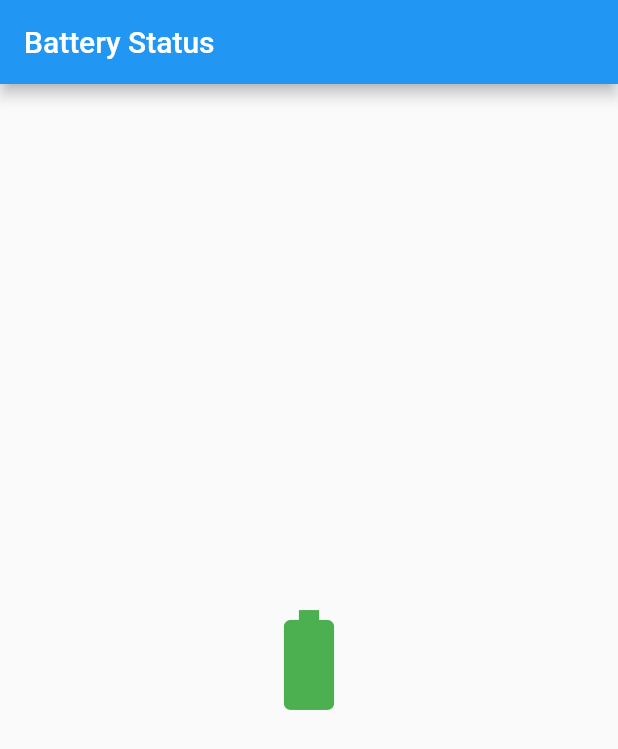
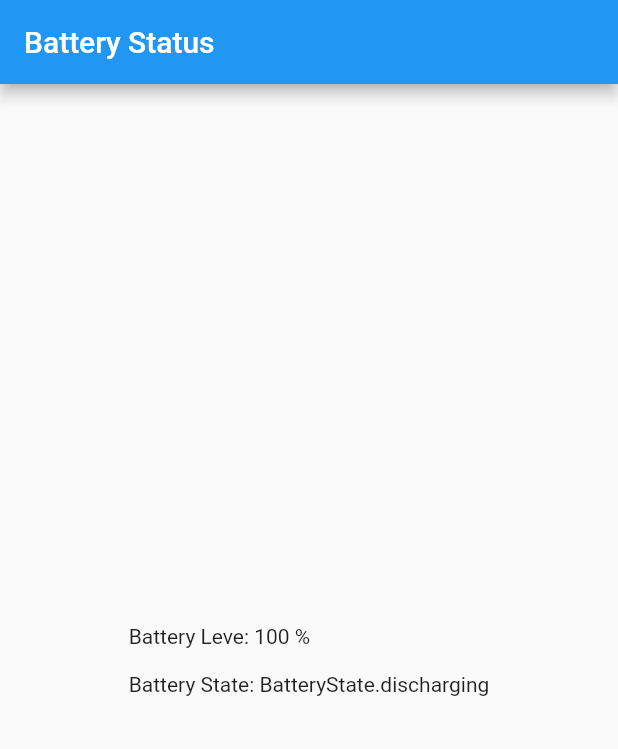
Before and after one commit to mohith7548/Flutter-Sample-Projects, a Flutter app: the screen it shows after launch, on a phone screen of 412 x 824 dp. Shown: the top 749 px of the screen. Run offline on Flutter 3.47's test engine with Material 2 defaults, Android fonts, the phone set to English and light mode, and no system bars; our stand-ins replace battery.

Commit message:
Battery Status completed test

```diff
--- a/battery_status/lib/main.dart
+++ b/battery_status/lib/main.dart
@@ -1,4 +1,5 @@
 import 'package:flutter/material.dart';
+import 'package:battery/battery.dart';
 
 void main() => runApp(MyApp());
 
@@ -21,6 +22,28 @@ class HomePage extends StatefulWidget {
 }
 
 class _HomePageState extends State<HomePage> {
+  Battery _battery = Battery();
+  int _batteryLevel;
+  BatteryState _batteryState;
+
+  @override
+  void initState() {
+    super.initState();
+    _battery.batteryLevel.then((int value) {
+      setState(() {
+        _batteryLevel = value;
+      });
+    });
+    _battery.onBatteryStateChanged.listen((BatteryState state) {
+      _battery.batteryLevel.then((int value) {
+        setState(() {
+          _batteryLevel = value;
+          _batteryState = state;
+        });
+      });
+    });
+  }
+
   @override
   Widget build(BuildContext context) {
     return Scaffold(
@@ -28,10 +51,14 @@ class _HomePageState extends State<HomePage> {
         title: Text('Battery Status'),
       ),
       body: Center(
-        child: Icon(
-          Icons.battery_std,
-          color: Colors.green,
-          size: 80.0,
+        child: Column(
+          mainAxisAlignment: MainAxisAlignment.center,
+          crossAxisAlignment: CrossAxisAlignment.start,
+          children: <Widget>[
+            Text('Battery Leve: $_batteryLevel %'),
+            const SizedBox(height: 16.0),
+            Text('Battery State: $_batteryState'),
+          ],
         ),
       ),
     );
--- a/battery_status/pubspec.yaml
+++ b/battery_status/pubspec.yaml
@@ -8,6 +8,7 @@ dependencies:
   # The following adds the Cupertino Icons font to your application.
   # Use with the CupertinoIcons class for iOS style icons.
   cupertino_icons: ^0.1.2
+  battery:
 
 dev_dependencies:
   flutter_test:
```
Also changed, not shown: battery_status/pubspec.lock, 1 other file.
